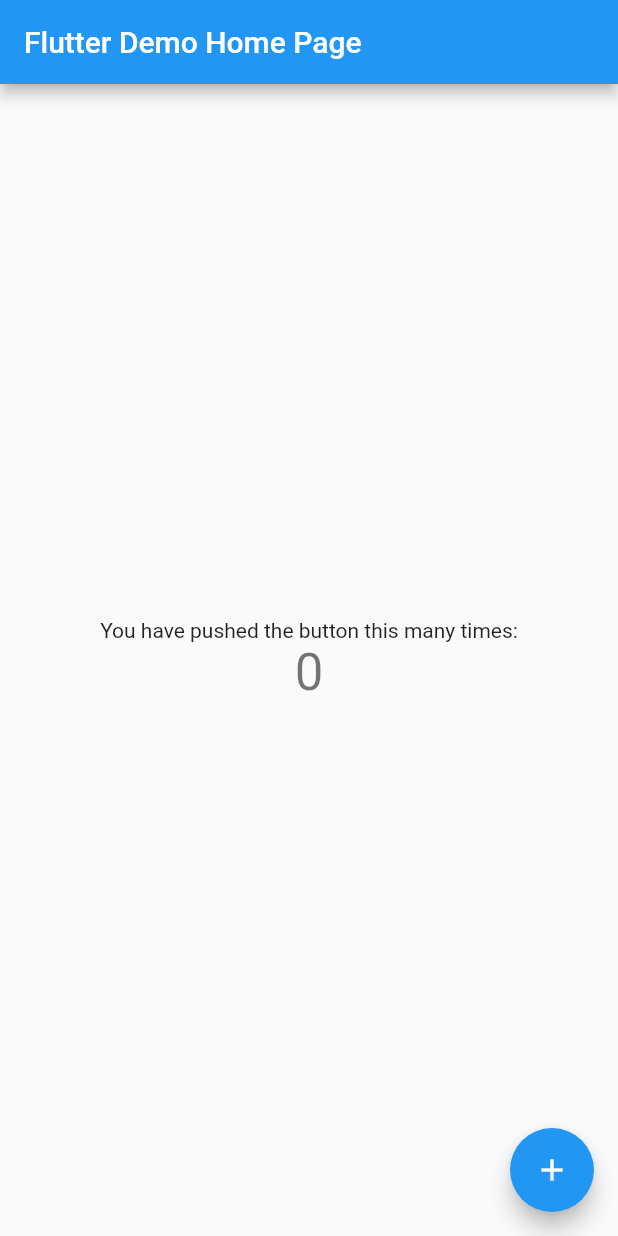
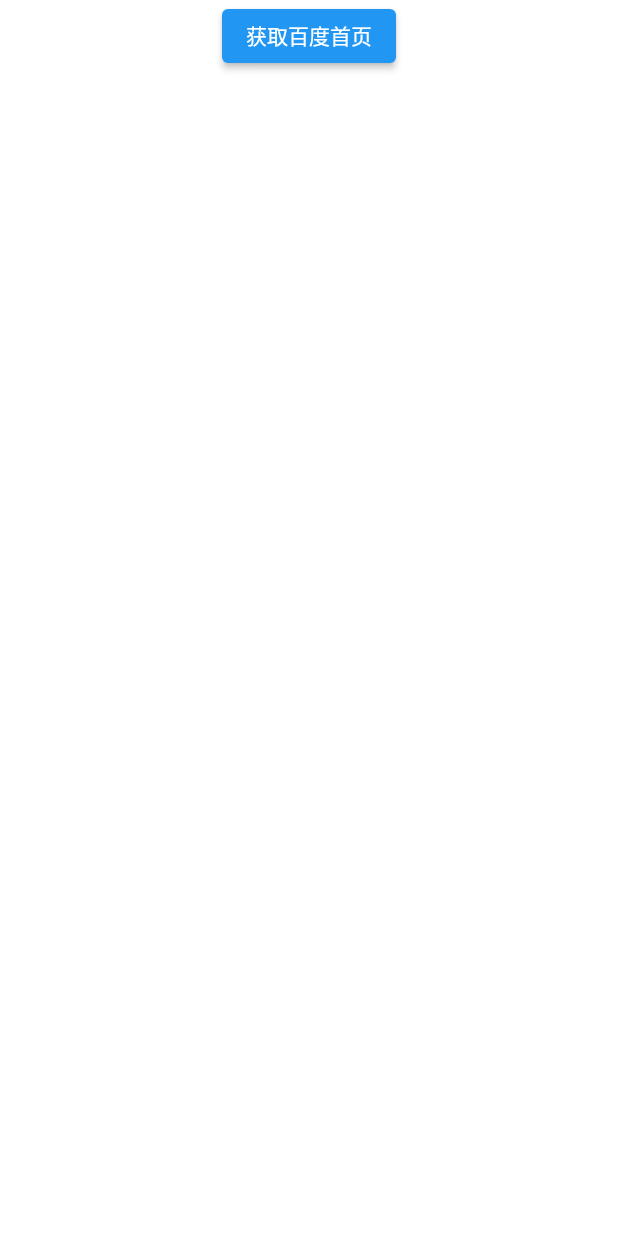
Before and after one commit to LXPDY/wows_kokomi_app, a Flutter app: the screen it shows after launch, on a phone screen of 412 x 824 dp. Run offline on Flutter 3.47's test engine with Material 2 defaults, Android fonts, the phone set to English and light mode, and no system bars.

Commit message:
feat: http申请返回实验以及开放文档修改

```diff
--- a/lib/main.dart
+++ b/lib/main.dart
@@ -1,3 +1,6 @@
+import 'dart:convert';
+
+import 'package:http/http.dart' as http;
 import 'package:flutter/material.dart';
 
 void main() {
@@ -11,7 +14,7 @@ class MyApp extends StatelessWidget {
   @override
   Widget build(BuildContext context) {
     return MaterialApp(
-      title: 'Flutter Demo',
+      title: 'WOWS KOKOMI',
       theme: ThemeData(
         // This is the theme of your application.
         //
@@ -24,7 +27,7 @@ class MyApp extends StatelessWidget {
         // is not restarted.
         primarySwatch: Colors.blue,
       ),
-      home: const MyHomePage(title: 'Flutter Demo Home Page'),
+      home: const MyHomePage(title: '总战绩'),
     );
   }
 }
@@ -49,7 +52,8 @@ class MyHomePage extends StatefulWidget {
 
 class _MyHomePageState extends State<MyHomePage> {
   int _counter = 0;
-
+    bool _loading = false;
+  String _text = "";
   void _incrementCounter() {
     setState(() {
       // This call to setState tells the Flutter framework that something has
@@ -61,6 +65,25 @@ class _MyHomePageState extends State<MyHomePage> {
     });
   }
 
+void request() async {
+  setState(() {
+    _loading = true;
+    _text = "正在请求...";
+  });
+  try {
+    // 发送GET请求
+    final response = await http.get(Uri.parse("http://www.wows-coral.com:443/user/info/?token=kokomi2%2F22&aid=2027994108&server=asia&use_ac=false"));
+    // 读取响应内容
+    _text = response.body;
+  } catch (e) {
+    _text = "请求失败：$e";
+  } finally {
+    setState(() {
+      _loading = false;
+    });
+  }
+}
+
   @override
   Widget build(BuildContext context) {
     // This method is rerun every time setState is called, for instance as done
@@ -69,47 +92,19 @@ class _MyHomePageState extends State<MyHomePage> {
     // The Flutter framework has been optimized to make rerunning build methods
     // fast, so that you can just rebuild anything that needs updating rather
     // than having to individually change instances of widgets.
-    return Scaffold(
-      appBar: AppBar(
-        // Here we take the value from the MyHomePage object that was created by
-        // the App.build method, and use it to set our appbar title.
-        title: Text(widget.title),
+    return  SingleChildScrollView(
+      child: Column(
+        children: <Widget>[
+          ElevatedButton(
+            child: Text("获取百度首页"),
+            onPressed: _loading ? null : request,
+          ),
+          Container(
+            width: MediaQuery.of(context).size.width - 50.0,
+            child: Text(_text.replaceAll(RegExp(r"\s"), "")),
+          )
+        ],
       ),
-      body: Center(
-        // Center is a layout widget. It takes a single child and positions it
-        // in the middle of the parent.
-        child: Column(
-          // Column is also a layout widget. It takes a list of children and
-          // arranges them vertically. By default, it sizes itself to fit its
-          // children horizontally, and tries to be as tall as its parent.
-          //
-          // Invoke "debug painting" (press "p" in the console, choose the
-          // "Toggle Debug Paint" action from the Flutter Inspector in Android
-          // Studio, or the "Toggle Debug Paint" command in Visual Studio Code)
-          // to see the wireframe for each widget.
-          //
-          // Column has various properties to control how it sizes itself and
-          // how it positions its children. Here we use mainAxisAlignment to
-          // center the children vertically; the main axis here is the vertical
-          // axis because Columns are vertical (the cross axis would be
-          // horizontal).
-          mainAxisAlignment: MainAxisAlignment.center,
-          children: <Widget>[
-            const Text(
-              'You have pushed the button this many times:',
-            ),
-            Text(
-              '$_counter',
-              style: Theme.of(context).textTheme.headline4,
-            ),
-          ],
-        ),
-      ),
-      floatingActionButton: FloatingActionButton(
-        onPressed: _incrementCounter,
-        tooltip: 'Increment',
-        child: const Icon(Icons.add),
-      ), // This trailing comma makes auto-formatting nicer for build methods.
     );
   }
 }
--- a/pubspec.yaml
+++ b/pubspec.yaml
@@ -30,7 +30,7 @@ dependencies:
   flutter:
     sdk: flutter
 
-
+  http: ^0.13.3
   # The following adds the Cupertino Icons font to your application.
   # Use with the CupertinoIcons class for iOS style icons.
   cupertino_icons: ^1.0.2
```
Also changed, not shown: pubspec.lock, 3 other files.
